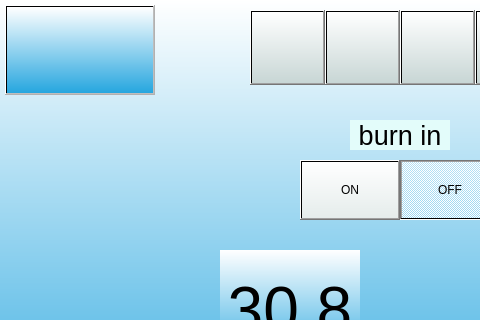
This is mainwindow.ui in Keithsys730/ERC_UI_DEMO as Qt 5 draws it before an edit; both pictures show x 0 to 480 and y 0 to 320 of the 800 by 480 pixel window. The edited form follows.
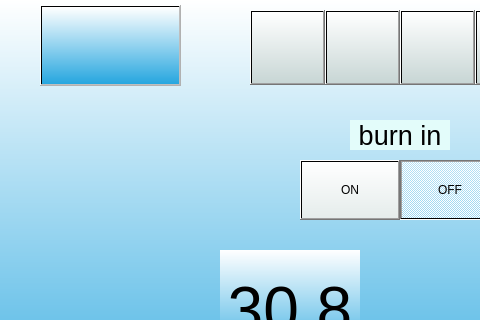
This is the edited form. Icons and pictures are not drawn.

Commit message: Adjust the logo of the mainpage.

The edit to the form file:
```diff
--- a/mainwindow.ui
+++ b/mainwindow.ui
@@ -324,10 +324,10 @@
     </property>
     <property name="geometry">
      <rect>
-      <x>5</x>
+      <x>40</x>
       <y>5</y>
-      <width>150</width>
-      <height>90</height>
+      <width>141</width>
+      <height>81</height>
      </rect>
     </property>
     <property name="styleSheet">
```
